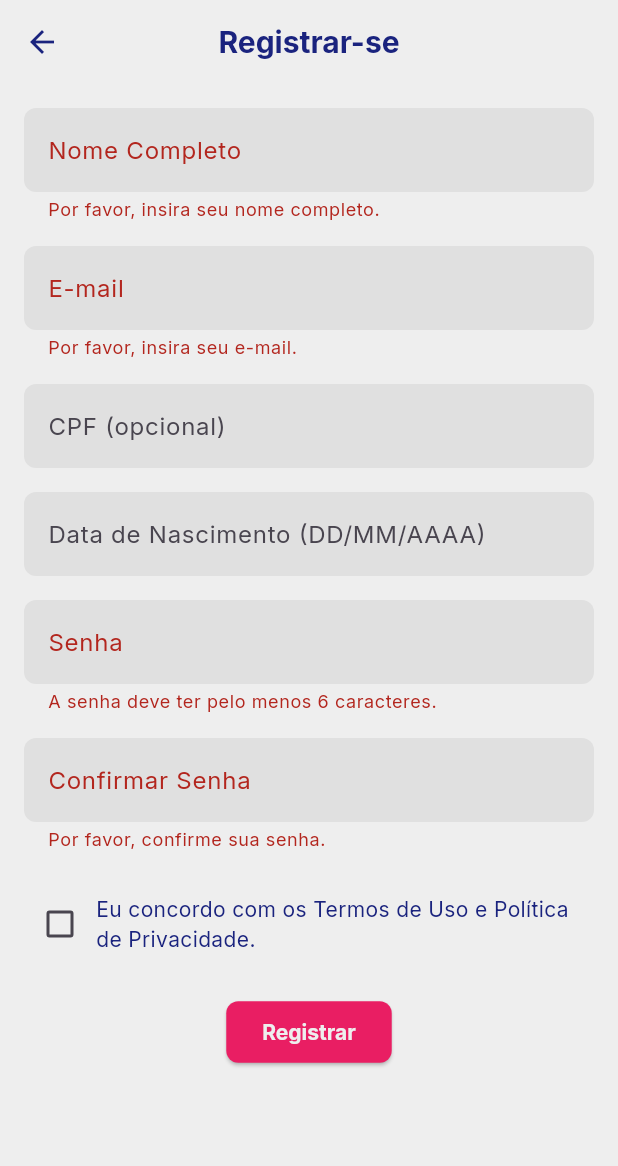
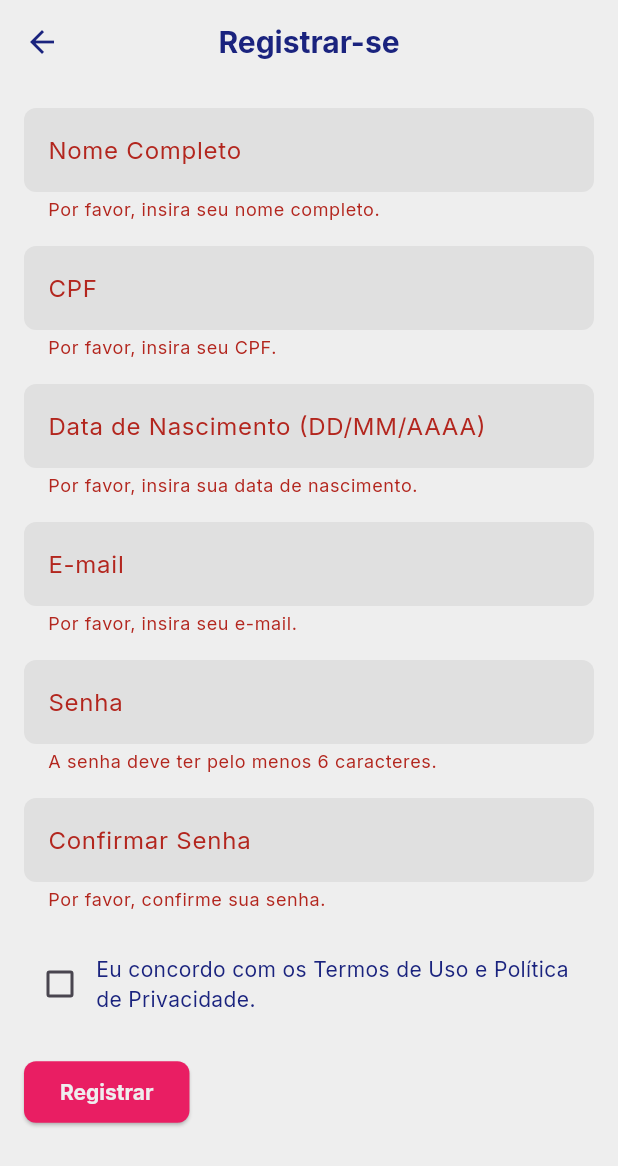
Before and after one commit to MiguelDB-ES/nuntius-app, a Flutter app: the RegisterScreen screen opened by its route, after a tap on "Registrar", on a phone screen of 412 x 824 dp. Shown: the top 1166 px of the screen. Run offline on Flutter 3.47's test engine with Material 3 defaults, Android fonts, the light colour scheme and no system bars; our stand-ins replace google_fonts, mask_text_input_formatter, sqflite; accounts and stored records are empty.

Commit message:
Primeira modificação

```diff
--- a/lib/data/database/schemas/database_helper.dart
+++ b/lib/data/database/schemas/database_helper.dart
@@ -15,6 +15,7 @@ import 'package:nuntius/data/database/schemas/reacoes_schema.dart';
 import 'package:nuntius/data/database/schemas/seguidores_schema.dart';
 import 'package:nuntius/data/database/schemas/anexos_postagem_schema.dart';
 import 'package:nuntius/data/database/schemas/logs_sistema_schema.dart';
+
 
 class DatabaseHelper {
   static Database? _database;
--- a/lib/data/repositories/auth_repository.dart
+++ b/lib/data/repositories/auth_repository.dart
@@ -1,10 +1,8 @@
 // lib/data/repositories/auth_repository.dart
 import 'package:sqflite/sqflite.dart';
-// VERIFIQUE: Caminho exato para database_helper.dart
+import 'package:flutter/foundation.dart'; // NOVO: Importe para usar debugPrint
 import 'package:nuntius/data/database/schemas/database_helper.dart';
-// VERIFIQUE: Caminho exato para usuarios_schema.dart
 import 'package:nuntius/data/database/schemas/usuarios_schema.dart';
-// VERIFIQUE: Caminho exato para user_model.dart
 import 'package:nuntius/models/user_model.dart';
 import 'package:crypto/crypto.dart';
 import 'dart:convert';
@@ -18,6 +16,8 @@ class AuthRepository {
     return digest.toString();
   }
 
+  /// Registra um novo usuário no banco de dados.
+  /// Retorna o ID da linha inserida ou -1 em caso de falha.
   Future<int> registerUser(UserModel user) async {
     final db = await _databaseHelper.database;
     final hashedPassword = _hashPassword(user.passwordHash);
@@ -44,11 +44,13 @@ class AuthRepository {
         conflictAlgorithm: ConflictAlgorithm.replace,
       );
     } catch (e) {
-      print('Erro ao registrar usuário: $e');
+      debugPrint('Erro ao registrar usuário: $e');
       return -1;
     }
   }
 
+  /// Tenta autenticar um usuário.
+  /// Retorna o UserModel se o login for bem-sucedido e o usuário estiver ativo, caso contrário, retorna null.
   Future<UserModel?> loginUser(String emailOrCpf, String password) async {
     final db = await _databaseHelper.database;
     final hashedPassword = _hashPassword(password);
@@ -65,6 +67,7 @@ class AuthRepository {
     return null;
   }
 
+  /// Busca um usuário pelo ID.
   Future<UserModel?> getUserById(int id) async {
     final db = await _databaseHelper.database;
     final List<Map<String, dynamic>> results = await db.query(
@@ -78,6 +81,7 @@ class AuthRepository {
     return null;
   }
 
+  /// Atualiza as informações de um usuário.
   Future<int> updateUser(UserModel user) async {
     final db = await _databaseHelper.database;
     return await db.update(
@@ -88,6 +92,7 @@ class AuthRepository {
     );
   }
 
+  /// Deleta um usuário.
   Future<int> deleteUser(int id) async {
     final db = await _databaseHelper.database;
     return await db.delete(
--- a/lib/features/auth/screens/register_screen.dart
+++ b/lib/features/auth/screens/register_screen.dart
@@ -1,10 +1,10 @@
 // lib/features/auth/screens/register_screen.dart
 import 'package:flutter/material.dart';
-import 'package:nuntius/core/routes/app_routes.dart';
+import 'package:flutter/services.dart'; // Para FilteringTextInputFormatter
+import 'package:nuntius/core/routes/app_routes.dart'; // Pode não ser usado diretamente aqui, mas manter por segurança
 import 'package:nuntius/data/repositories/auth_repository.dart';
 import 'package:nuntius/models/user_model.dart';
 import 'package:intl/intl.dart';
-// Importa o pacote de máscara de input
 import 'package:mask_text_input_formatter/mask_text_input_formatter.dart';
 
 class RegisterScreen extends StatefulWidget {
@@ -22,6 +22,7 @@ class _RegisterScreenState extends State<RegisterScreen> {
   final TextEditingController _dateOfBirthController = TextEditingController();
   final TextEditingController _passwordController = TextEditingController();
   final TextEditingController _confirmPasswordController = TextEditingController();
+
   bool _agreeToTerms = false;
   final AuthRepository _authRepository = AuthRepository();
 
@@ -57,40 +58,31 @@ class _RegisterScreenState extends State<RegisterScreen> {
         return;
       }
 
-      // Remover a máscara do CPF e da Data antes de salvar no UserModel,
-      // pois o DB espera a string pura ou formatada (YYYY-MM-DD para data).
-      String? rawCpf = _cpfFormatter.getUnmaskedText().isNotEmpty ? _cpfFormatter.getUnmaskedText() : null;
-      String? rawDateOfBirth;
+      String? formattedDateOfBirth;
       if (_dateOfBirthController.text.isNotEmpty) {
         try {
-          // Converte DD/MM/YYYY para YYYY-MM-DD para salvar no banco
-          DateTime parsedDate = DateFormat('dd/MM/yyyy').parse(_dateOfBirthController.text);
-          rawDateOfBirth = DateFormat('yyyy-MM-dd').format(parsedDate);
+          final parsedDate = DateFormat('dd/MM/yyyy').parseStrict(_dateOfBirthController.text);
+          formattedDateOfBirth = DateFormat('yyyy-MM-dd').format(parsedDate);
         } catch (e) {
-          // Em caso de erro na data, trata como nulo ou exibe um erro
-          rawDateOfBirth = null;
-          if (mounted) {
-            ScaffoldMessenger.of(context).showSnackBar(
-              const SnackBar(content: Text('Formato de Data de Nascimento inválido. Use DD/MM/AAAA.')),
-            );
-          }
-          return; // Interrompe o registro se a data for inválida
+          debugPrint('Erro de formatação de data: $e');
+          if (!mounted) return;
+          ScaffoldMessenger.of(context).showSnackBar(
+            const SnackBar(content: Text('Formato de Data de Nascimento inválido. Use DD/MM/AAAA.')),
+          );
+          return;
         }
-      } else {
-        rawDateOfBirth = null;
       }
-
 
       final user = UserModel(
         fullName: _fullNameController.text,
         email: _emailController.text,
-        cpf: rawCpf,
+        cpf: _cpfController.text.isNotEmpty ? _cpfFormatter.getUnmaskedText() : null,
         passwordHash: _passwordController.text,
-        dateOfBirth: rawDateOfBirth,
-        address: null, // Endereço nulo por enquanto
+        dateOfBirth: formattedDateOfBirth,
+        address: null,
         latitude: null,
         longitude: null,
-        userType: 'cidadao',
+        userType: 'fisica', // Definido como 'fisica' diretamente
         profilePictureUrl: null,
         registrationDate: DateFormat('yyyy-MM-dd HH:mm:ss').format(DateTime.now()),
         isActive: true,
@@ -103,7 +95,7 @@ class _RegisterScreenState extends State<RegisterScreen> {
           ScaffoldMessenger.of(context).showSnackBar(
             const SnackBar(content: Text('Cadastro realizado com sucesso!')),
           );
-          Navigator.of(context).pop();
+          Navigator.of(context).pop(); // Volta para a tela de login
         } else {
           if (!mounted) return;
           ScaffoldMessenger.of(context).showSnackBar(
@@ -115,7 +107,7 @@ class _RegisterScreenState extends State<RegisterScreen> {
         ScaffoldMessenger.of(context).showSnackBar(
           SnackBar(content: Text('Erro: ${e.toString()}')),
         );
-        print('Erro detalhado no registro: $e');
+        debugPrint('Erro detalhado no registro: $e');
       }
     }
   }
@@ -141,17 +133,60 @@ class _RegisterScreenState extends State<RegisterScreen> {
           key: _formKey,
           child: SingleChildScrollView(
             child: Column(
+              crossAxisAlignment: CrossAxisAlignment.start,
               children: [
                 TextFormField(
                   controller: _fullNameController,
                   decoration: const InputDecoration(labelText: 'Nome Completo'),
-                  // Validação aprimorada para nome (apenas letras, espaços e alguns caracteres acentuados)
+                  inputFormatters: [
+                    FilteringTextInputFormatter.allow(RegExp(r"^[a-zA-Z\u00C0-\u00FF\s\-']+$")),
+                  ],
                   validator: (value) {
                     if (value == null || value.isEmpty) {
                       return 'Por favor, insira seu nome completo.';
                     }
-                    if (!RegExp(r'^[a-zA-Z\u00C0-\u00FF\s\.\-]+$').hasMatch(value)) {
-                      return 'Nome inválido. Use apenas letras e espaços.';
+                    if (!RegExp(r"^[a-zA-Z\u00C0-\u00FF\s\-']+$").hasMatch(value)) {
+                      return 'Nome inválido. Use apenas letras, espaços, hífens e apóstrofos.';
+                    }
+                    return null;
+                  },
+                ),
+                const SizedBox(height: 16),
+                TextFormField(
+                  controller: _cpfController,
+                  decoration: const InputDecoration(labelText: 'CPF'),
+                  keyboardType: TextInputType.number,
+                  inputFormatters: [_cpfFormatter],
+                  validator: (value) {
+                    if (value == null || value.isEmpty) {
+                      return 'Por favor, insira seu CPF.';
+                    }
+                    if (_cpfFormatter.getUnmaskedText().length < 11) {
+                      return 'CPF incompleto (requer 11 dígitos).';
+                    }
+                    return null;
+                  },
+                ),
+                const SizedBox(height: 16),
+                TextFormField(
+                  controller: _dateOfBirthController,
+                  decoration: const InputDecoration(labelText: 'Data de Nascimento (DD/MM/AAAA)'),
+                  keyboardType: TextInputType.number,
+                  inputFormatters: [_dateFormatter],
+                  validator: (value) {
+                    if (value == null || value.isEmpty) {
+                      return 'Por favor, insira sua data de nascimento.';
+                    }
+                    if (value.length < 10) {
+                      return 'Data incompleta.';
+                    }
+                    if (!RegExp(r'^\d{2}\/\d{2}\/\d{4}$').hasMatch(value)) {
+                      return 'Formato de data inválido (DD/MM/AAAA).';
+                    }
+                    try {
+                      DateFormat('dd/MM/yyyy').parseStrict(value);
+                    } catch (e) {
+                      return 'Data inválida.';
                     }
                     return null;
                   },
@@ -161,49 +196,16 @@ class _RegisterScreenState extends State<RegisterScreen> {
                   controller: _emailController,
                   decoration: const InputDecoration(labelText: 'E-mail'),
                   keyboardType: TextInputType.emailAddress,
+                  inputFormatters: [
+                    FilteringTextInputFormatter.deny(RegExp(r'\s')),
+                  ],
                   validator: (value) {
                     if (value == null || value.isEmpty) {
                       return 'Por favor, insira seu e-mail.';
                     }
-                    if (!RegExp(r'^[^@]+@[^@]+\.[^@]+').hasMatch(value)) {
+                    if (!RegExp(r"^[a-zA-Z0-9.a-zA-Z0-9.!#$%&'*+-/=?^_`{|}~]+@[a-zA-Z0-9]+\.[a-zA-Z]+(?:\.[a-zA-Z]+)*$")
+                        .hasMatch(value)) {
                       return 'E-mail inválido.';
-                    }
-                    return null;
-                  },
-                ),
-                const SizedBox(height: 16),
-                TextFormField(
-                  controller: _cpfController,
-                  decoration: const InputDecoration(labelText: 'CPF (opcional)'),
-                  keyboardType: TextInputType.number,
-                  inputFormatters: [_cpfFormatter], // Aplica a máscara de CPF
-                  validator: (value) {
-                    if (value != null && value.isNotEmpty && value.length < 14 && _cpfFormatter.getUnmaskedText().length < 11) {
-                      return 'CPF incompleto.';
-                    }
-                    return null;
-                  },
-                ),
-                const SizedBox(height: 16),
-                TextFormField(
-                  controller: _dateOfBirthController,
-                  decoration: const InputDecoration(labelText: 'Data de Nascimento (DD/MM/AAAA)'),
-                  keyboardType: TextInputType.number, // Tipo numérico para facilitar a máscara
-                  inputFormatters: [_dateFormatter], // Aplica a máscara de data
-                  validator: (value) {
-                    if (value != null && value.isNotEmpty) {
-                      if (value.length < 10) return 'Data incompleta.';
-                      // Validação de formato básico (DD/MM/AAAA)
-                      if (!RegExp(r'^\d{2}\/\d{2}\/\d{4}$').hasMatch(value)) {
-                        return 'Formato de data inválido (DD/MM/AAAA).';
-                      }
-                      // Adicione validação de data real (ex: dia/mês/ano válidos) se necessário
-                      // Exemplo de validação simples de data:
-                      try {
-                        DateFormat('dd/MM/yyyy').parseStrict(value);
-                      } catch (e) {
-                        return 'Data inválida.';
-                      }
                     }
                     return null;
                   },
@@ -217,9 +219,8 @@ class _RegisterScreenState extends State<RegisterScreen> {
                     if (value == null || value.isEmpty || value.length < 6) {
                       return 'A senha deve ter pelo menos 6 caracteres.';
                     }
-                    // Validação de segurança básica da senha (pelo menos uma letra, um número, um caractere especial)
-                    if (!RegExp(r'(?=.*[a-zA-Z])(?=.*\d)(?=.*[!@#$%^&*()_+?]).*$').hasMatch(value)) {
-                      return 'A senha deve conter letras, números e símbolos.';
+                    if (!RegExp(r'^(?=.*[a-zA-Z])(?=.*\d)(?=.*[!@#$%^&*()_+?]).{6,}$').hasMatch(value)) {
+                      return 'A senha deve conter letras, números e símbolos (mín. 6 caracteres).';
                     }
                     return null;
                   },
--- a/lib/models/user_model.dart
+++ b/lib/models/user_model.dart
@@ -3,28 +3,28 @@ class UserModel {
   final int? id; // ID pode ser nulo se o usuário ainda não foi salvo no DB
   final String fullName;
   final String email;
-  final String? cpf; // CORREÇÃO: Agora é String? (anulável)
+  final String? cpf; // Anulável, para CPF (Pessoa Física)
   final String passwordHash;
-  final String? dateOfBirth; // Já era String?, mantido
-  final String? address; // CORREÇÃO: Agora é String?
+  final String? dateOfBirth; // Consistente com TEXT no SQLite, anulável
+  final String? address;
   final double? latitude;
   final double? longitude;
-  final String userType;
-  final String? profilePictureUrl; // Já era String?, mantido
-  final String registrationDate;
-  final bool isActive;
+  final String userType; // 'fisica' ou 'admin'
+  final String? profilePictureUrl;
+  final String registrationDate; // Consistente com TEXT no SQLite
+  final bool isActive; // 1 para true, 0 para false no SQLite
 
   UserModel({
     this.id,
     required this.fullName,
     required this.email,
-    this.cpf, // Removido 'required' pois agora é anulável
+    this.cpf, // Não é 'required' pois é anulável
     required this.passwordHash,
     this.dateOfBirth,
     this.address,
     this.latitude,
     this.longitude,
-    required this.userType,
+    required this.userType, // Este é o parâmetro que define o tipo de usuário
     this.profilePictureUrl,
     required this.registrationDate,
     this.isActive = true,
@@ -36,13 +36,13 @@ class UserModel {
       'id': id,
       'nome_completo': fullName,
       'email': email,
-      'cpf': cpf, // Pode ser null aqui
+      'cpf': cpf, // Pode ser null
       'senha_hash': passwordHash,
       'data_nascimento': dateOfBirth,
       'endereco': address,
       'latitude': latitude,
       'longitude': longitude,
-      'tipo_usuario': userType,
+      'tipo_usuario': userType, // Mapeia para a coluna 'tipo_usuario' no DB
       'url_foto_perfil': profilePictureUrl,
       'data_cadastro': registrationDate,
       'ativo': isActive ? 1 : 0,
@@ -55,13 +55,13 @@ class UserModel {
       id: map['id'],
       fullName: map['nome_completo'],
       email: map['email'],
-      cpf: map['cpf'], // Pode ser null aqui
+      cpf: map['cpf'], // Pode ser null
       passwordHash: map['senha_hash'],
       dateOfBirth: map['data_nascimento'],
       address: map['endereco'],
       latitude: map['latitude'],
       longitude: map['longitude'],
-      userType: map['tipo_usuario'],
+      userType: map['tipo_usuario'], // Mapeia da coluna 'tipo_usuario' do DB
       profilePictureUrl: map['url_foto_perfil'],
       registrationDate: map['data_cadastro'],
       isActive: map['ativo'] == 1,
```
